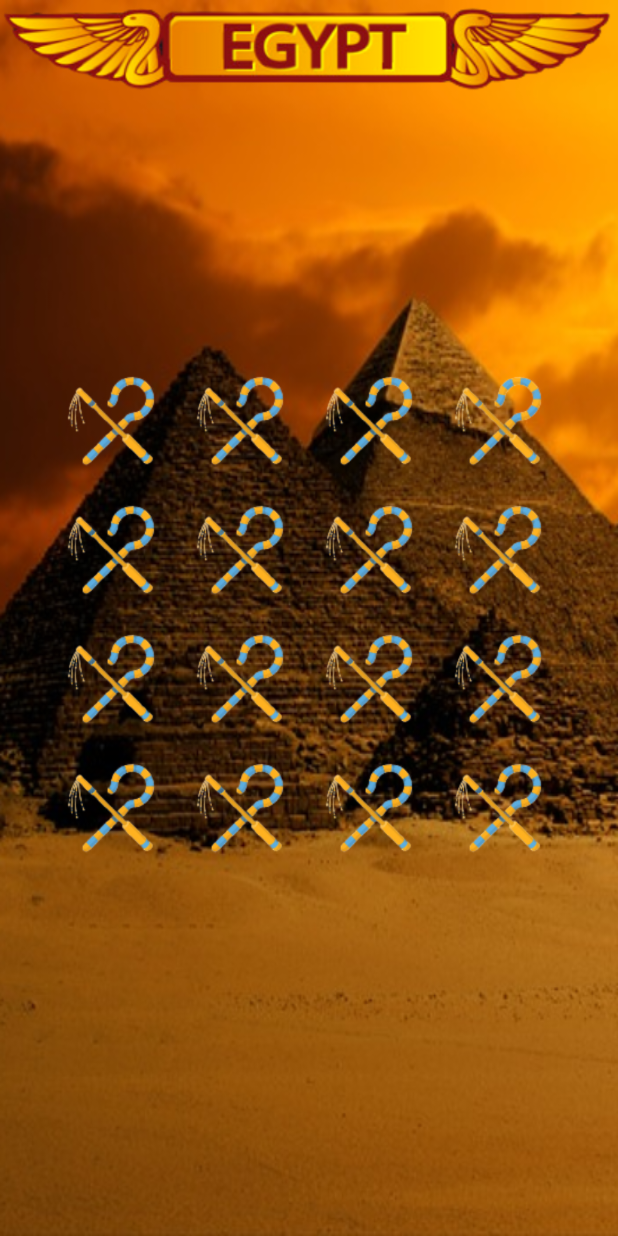
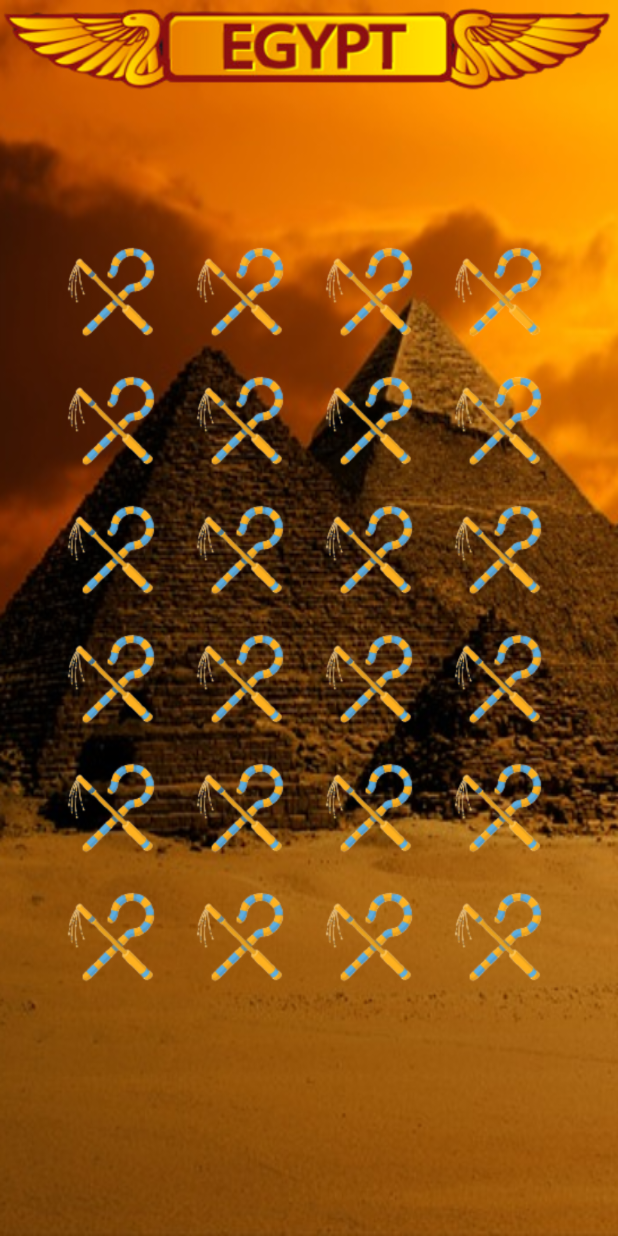
Before and after one commit to MadMakZa/SearchPair, an Android app: the layout activity_main.xml on its own in the app's theme, with its tools: preview values and no code run, on a phone screen of 412 x 824 dp. Run offline under Robolectric (Android 15) with nearby library versions, the light colour scheme and no system bars.

Commit message:
add 8 imageviews

```diff
--- a/app/src/main/java/com/example/searchpair/MainActivity.kt
+++ b/app/src/main/java/com/example/searchpair/MainActivity.kt
@@ -99,10 +99,10 @@ class MainActivity : AppCompatActivity() {
 
     //заполнить лист тагов
     private fun addTagsToList() {
-        for (i in 1..8) {
+        for (i in 1..12) {
             arrayTags.add(i.toString())
         }
-        for (i in 1..8) {
+        for (i in 1..12) {
             arrayTags.add(i.toString())
         }
     }
@@ -125,11 +125,19 @@ class MainActivity : AppCompatActivity() {
         arrayImageViewsButtons.add(bindingClass.idImage14)
         arrayImageViewsButtons.add(bindingClass.idImage15)
         arrayImageViewsButtons.add(bindingClass.idImage16)
+        arrayImageViewsButtons.add(bindingClass.idImage17)
+        arrayImageViewsButtons.add(bindingClass.idImage18)
+        arrayImageViewsButtons.add(bindingClass.idImage19)
+        arrayImageViewsButtons.add(bindingClass.idImage20)
+        arrayImageViewsButtons.add(bindingClass.idImage21)
+        arrayImageViewsButtons.add(bindingClass.idImage22)
+        arrayImageViewsButtons.add(bindingClass.idImage23)
+        arrayImageViewsButtons.add(bindingClass.idImage24)
     }
 
     //присвоить таги для ImageViews
     private fun createTagsForImageViews() {
-        for (i in 0..15){
+        for (i in 0..23){
             arrayImageViewsButtons[i]!!.tag = arrayTags[i]
         }
     }
@@ -146,6 +154,10 @@ class MainActivity : AppCompatActivity() {
             "6" -> img.setImageResource(R.drawable.image6)
             "7" -> img.setImageResource(R.drawable.image7)
             "8" -> img.setImageResource(R.drawable.image8)
+            "9" -> img.setImageResource(R.drawable.image9)
+            "10" -> img.setImageResource(R.drawable.image10)
+            "11" -> img.setImageResource(R.drawable.image11)
+            "12" -> img.setImageResource(R.drawable.image12)
         }
     }
 
@@ -207,7 +219,7 @@ class MainActivity : AppCompatActivity() {
             counterPairs++
             println("counter pairs = $counterPairs")
             //если поле пустое
-            if (counterPairs == 8){
+            if (counterPairs == 12){
                     //показать кнопку новой игры
                 logoImage!!.visibility = View.VISIBLE
 
--- a/app/src/main/res/layout/activity_main.xml
+++ b/app/src/main/res/layout/activity_main.xml
@@ -13,7 +13,7 @@
         android:layout_height="wrap_content"
         android:layout_gravity="center"
         android:columnCount="5"
-        android:rowCount="6">
+        android:rowCount="8">
 
 
         <ImageView
@@ -214,6 +214,104 @@
             android:src="@drawable/imageshirt"
             android:tag="16" />
 
+        <!-- 5 column -->
+        <ImageView
+            android:id="@+id/idImage17"
+            android:layout_width="75dp"
+            android:layout_height="75dp"
+            android:layout_row="5"
+            android:layout_rowSpan="1"
+            android:layout_column="0"
+            android:layout_gravity="center_vertical"
+            android:layout_margin="5dp"
+            android:src="@drawable/imageshirt"
+            android:tag="17" />
+
+        <ImageView
+            android:id="@+id/idImage18"
+            android:layout_width="75dp"
+            android:layout_height="75dp"
+            android:layout_row="5"
+            android:layout_rowSpan="1"
+            android:layout_column="1"
+            android:layout_gravity="center_vertical"
+            android:layout_margin="5dp"
+            android:src="@drawable/imageshirt"
+            android:tag="18" />
+
+        <ImageView
+            android:id="@+id/idImage19"
+            android:layout_width="75dp"
+            android:layout_height="75dp"
+            android:layout_row="5"
+            android:layout_rowSpan="1"
+            android:layout_column="2"
+            android:layout_gravity="center_vertical"
+            android:layout_margin="5dp"
+            android:src="@drawable/imageshirt"
+            android:tag="19" />
+
+        <ImageView
+            android:id="@+id/idImage20"
+            android:layout_width="75dp"
+            android:layout_height="75dp"
+            android:layout_row="5"
+            android:layout_rowSpan="1"
+            android:layout_column="3"
+            android:layout_gravity="center_vertical"
+            android:layout_margin="5dp"
+            android:src="@drawable/imageshirt"
+            android:tag="20" />
+
+        <!-- 6 column -->
+        <ImageView
+            android:id="@+id/idImage21"
+            android:layout_width="75dp"
+            android:layout_height="75dp"
+            android:layout_row="6"
+            android:layout_rowSpan="1"
+            android:layout_column="0"
+            android:layout_gravity="center_vertical"
+            android:layout_margin="5dp"
+            android:src="@drawable/imageshirt"
+            android:tag="21" />
+
+        <ImageView
+            android:id="@+id/idImage22"
+            android:layout_width="75dp"
+            android:layout_height="75dp"
+            android:layout_row="6"
+            android:layout_rowSpan="1"
+            android:layout_column="1"
+            android:layout_gravity="center_vertical"
+            android:layout_margin="5dp"
+            android:src="@drawable/imageshirt"
+            android:tag="22" />
+
+        <ImageView
+            android:id="@+id/idImage23"
+            android:layout_width="75dp"
+            android:layout_height="75dp"
+            android:layout_row="6"
+            android:layout_rowSpan="1"
+            android:layout_column="2"
+            android:layout_gravity="center_vertical"
+            android:layout_margin="5dp"
+            android:src="@drawable/imageshirt"
+            android:tag="23" />
+
+        <ImageView
+            android:id="@+id/idImage24"
+            android:layout_width="75dp"
+            android:layout_height="75dp"
+            android:layout_row="6"
+            android:layout_rowSpan="1"
+            android:layout_column="3"
+            android:layout_gravity="center_vertical"
+            android:layout_margin="5dp"
+            android:src="@drawable/imageshirt"
+            android:tag="24" />
+
         <ImageView
             android:id="@+id/idImageFirstCard"
             android:tag="0" />
```
Also changed, not shown: app/src/main/res/drawable-v24/image10.png (added), app/src/main/res/drawable-v24/image11.png (added), app/src/main/res/drawable-v24/image12.png (added), app/src/main/res/drawable-v24/image9.png (added).
